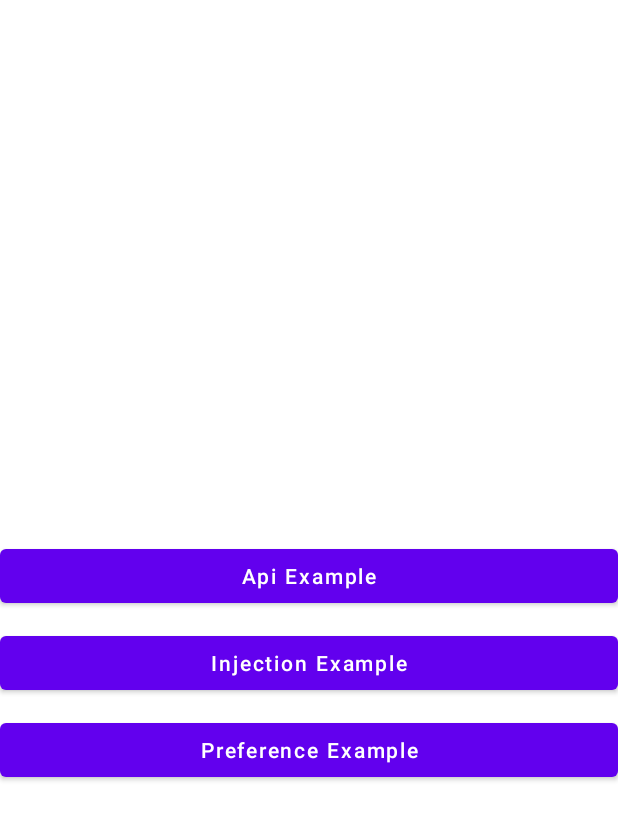
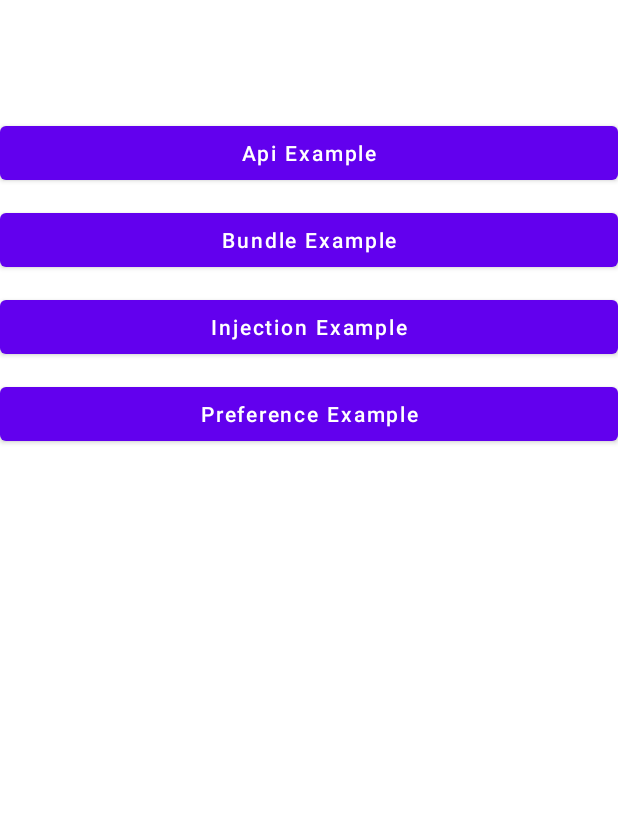
Before and after one commit to anantmann9057/Android-Architecture, an Android app: the screen it shows after launch (MainActivity), on a phone screen of 412 x 824 dp, the part 84-924 px from its top. Run offline under Robolectric (Android 15) with nearby library versions, the phone set to English and light mode, and no system bars; our stand-ins replace Dagger/Hilt's generated code, navigation-ui.

Commit message:
added bundle demonstration through jetpack navigation

```diff
--- a/app/src/main/java/android/architecture/ui/main/fragments/HomeFragment.kt
+++ b/app/src/main/java/android/architecture/ui/main/fragments/HomeFragment.kt
@@ -34,10 +34,18 @@ class HomeFragment : Fragment() {
         btApi.setOnClickListener {
             controller.navigate(R.id.action_homeFragment_to_apiFragment)
         }
+
+        btBundle.setOnClickListener {
+            var bundle = Bundle()
+            bundle.putString("data", "Data Passed From Bundle")
+            controller.navigate(R.id.action_homeFragment_to_bundleFragment, bundle)
+        }
+
         btInjection.setOnClickListener {
             controller.navigate(R.id.action_homeFragment_to_injectionFragment)
 
         }
+
         btPreferences.setOnClickListener {
             controller.navigate(R.id.action_homeFragment_to_preferenceFragment)
         }
--- a/app/src/main/res/layout/fragment_home.xml
+++ b/app/src/main/res/layout/fragment_home.xml
@@ -10,10 +10,21 @@
         android:id="@+id/btApi"
         android:layout_width="match_parent"
         android:layout_height="wrap_content"
+        android:layout_marginTop="10dp"
         android:text="Api Example"
         android:textAllCaps="false"
-        app:layout_constraintBottom_toBottomOf="parent"
+        app:layout_constraintBottom_toTopOf="@id/btInjection"
         app:layout_constraintTop_toTopOf="parent" />
+
+    <Button
+        android:id="@+id/btBundle"
+        android:layout_width="match_parent"
+        android:layout_height="wrap_content"
+        android:layout_marginTop="10dp"
+        android:text="Bundle Example"
+        android:textAllCaps="false"
+        app:layout_constraintBottom_toTopOf="@id/btInjection"
+        app:layout_constraintTop_toBottomOf="@id/btApi" />
 
     <Button
         android:id="@+id/btInjection"
@@ -22,7 +33,9 @@
         android:layout_marginTop="10dp"
         android:text="Injection Example"
         android:textAllCaps="false"
-        app:layout_constraintTop_toBottomOf="@id/btApi" />
+        app:layout_constraintBottom_toTopOf="@id/btPreferences"
+        app:layout_constraintTop_toBottomOf="@id/btBundle" />
+
     <Button
         android:id="@+id/btPreferences"
         android:layout_width="match_parent"
--- a/app/src/main/res/navigation/home_navigation.xml
+++ b/app/src/main/res/navigation/home_navigation.xml
@@ -19,6 +19,9 @@
         <action
             android:id="@+id/action_homeFragment_to_preferenceFragment"
             app:destination="@id/preferenceFragment" />
+        <action
+            android:id="@+id/action_homeFragment_to_bundleFragment"
+            app:destination="@id/bundleFragment" />
     </fragment>
     <fragment
         android:id="@+id/apiFragment"
@@ -39,4 +42,9 @@
         android:name="android.architecture.ui.main.fragments.PreferenceFragment"
         android:label="Preference Example"
         tools:layout="@layout/fragment_preference" />
+    <fragment
+        android:id="@+id/bundleFragment"
+        android:name="android.architecture.ui.main.fragments.BundleFragment"
+        android:label="Bundle Example"
+        tools:layout="@layout/fragment_bundle" />
 </navigation>
```
Also changed, not shown: app/src/main/java/android/architecture/ui/main/fragments/BundleFragment.kt (added, +36 -0 lines), app/src/main/java/android/architecture/utils/MyAdapter.kt (+0 -10 lines), app/src/main/res/layout/fragment_bundle.xml (added, +18 -0 lines).
